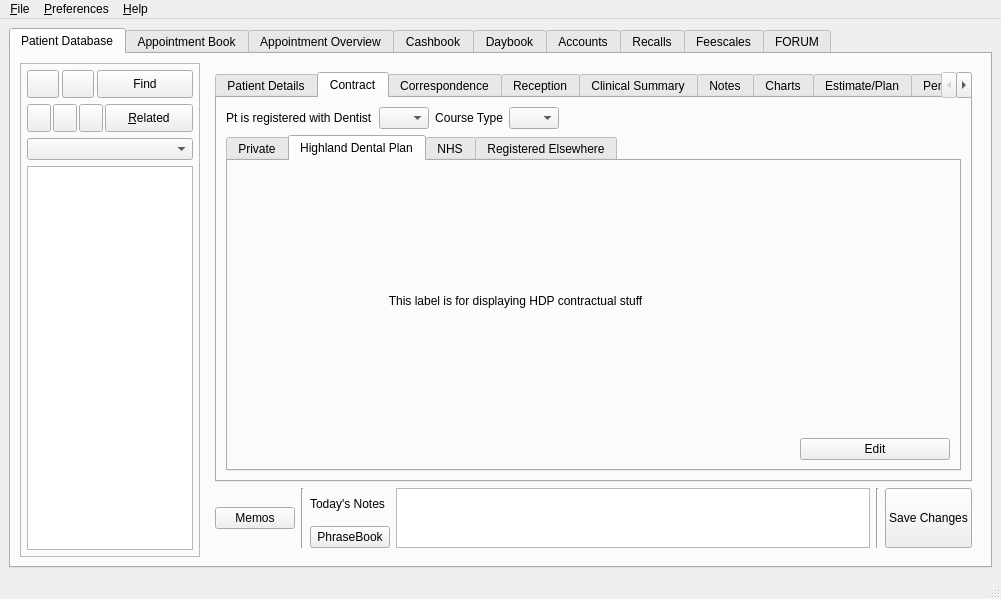
Qt form qt-designer/main.ui (rowinggolfer/openmolar1) before a commit.
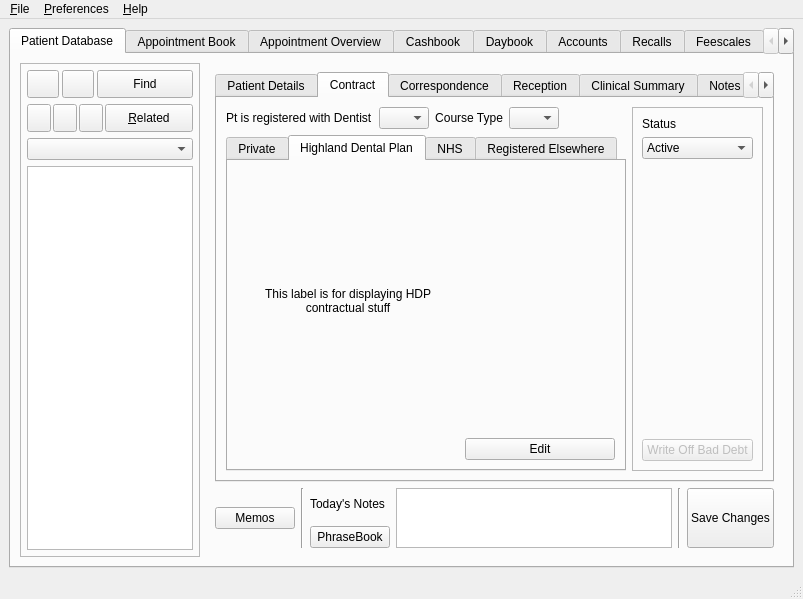
The same form after that commit. The open tabs and pages were chosen to show the change. Icons and pictures are not drawn.

Commit message: accounts - ability to move patients into bad debt

What changed in the file:
```diff
--- a/qt-designer/main.ui
+++ b/qt-designer/main.ui
@@ -6,7 +6,7 @@
    <rect>
     <x>0</x>
     <y>0</y>
-    <width>1001</width>
+    <width>803</width>
     <height>593</height>
    </rect>
   </property>
@@ -1353,20 +1353,7 @@
               <attribute name="title">
                <string>Contract</string>
               </attribute>
-              <layout class="QGridLayout" name="gridLayout_23">
-               <item row="0" column="4">
-                <spacer name="horizontalSpacer_5">
-                 <property name="orientation">
-                  <enum>Qt::Horizontal</enum>
-                 </property>
-                 <property name="sizeHint" stdset="0">
-                  <size>
-                   <width>368</width>
-                   <height>20</height>
-                  </size>
-                 </property>
-                </spacer>
-               </item>
+              <layout class="QGridLayout" name="gridLayout_13">
                <item row="0" column="0">
                 <widget class="QLabel" name="label_21">
                  <property name="text">
@@ -1404,6 +1391,90 @@
                  </property>
                 </widget>
                </item>
+               <item row="0" column="4">
+                <spacer name="horizontalSpacer_5">
+                 <property name="orientation">
+                  <enum>Qt::Horizontal</enum>
+                 </property>
+                 <property name="sizeHint" stdset="0">
+                  <size>
+                   <width>368</width>
+                   <height>20</height>
+                  </size>
+                 </property>
+                </spacer>
+               </item>
+               <item row="0" column="5" rowspan="2">
+                <widget class="QFrame" name="frame_19">
+                 <property name="frameShape">
+                  <enum>QFrame::StyledPanel</enum>
+                 </property>
+                 <property name="frameShadow">
+                  <enum>QFrame::Raised</enum>
+                 </property>
+                 <layout class="QVBoxLayout" name="verticalLayout_18">
+                  <item>
+                   <widget class="QLabel" name="label_40">
+                    <property name="text">
+                     <string>Status</string>
+                    </property>
+                   </widget>
+                  </item>
+                  <item>
+                   <widget class="QComboBox" name="status_comboBox">
+                    <item>
+                     <property name="text">
+                      <string>Active</string>
+                     </property>
+                    </item>
+                    <item>
+                     <property name="text">
+                      <string>Moved Away</string>
+                     </property>
+                    </item>
+                    <item>
+                     <property name="text">
+                      <string>Deceased</string>
+                     </property>
+                    </item>
+                    <item>
+                     <property name="text">
+                      <string>Bad Debt</string>
+                     </property>
+                    </item>
+                    <item>
+                     <property name="text">
+                      <string>No More Appts</string>
+                     </property>
+                    </item>
+                   </widget>
+                  </item>
+                  <item>
+                   <spacer name="verticalSpacer_12">
+                    <property name="orientation">
+                     <enum>Qt::Vertical</enum>
+                    </property>
+                    <property name="sizeHint" stdset="0">
+                     <size>
+                      <width>20</width>
+                      <height>242</height>
+                     </size>
+                    </property>
+                   </spacer>
+                  </item>
+                  <item>
+                   <widget class="QPushButton" name="badDebt_pushButton">
+                    <property name="enabled">
+                     <bool>false</bool>
+                    </property>
+                    <property name="text">
+                     <string>Write Off Bad Debt</string>
+                    </property>
+                   </widget>
+                  </item>
+                 </layout>
+                </widget>
+               </item>
                <item row="1" column="0" colspan="5">
                 <widget class="QTabWidget" name="contract_tabWidget">
                  <property name="currentIndex">
@@ -5470,7 +5541,7 @@
     <rect>
      <x>0</x>
      <y>0</y>
-     <width>1001</width>
+     <width>803</width>
      <height>23</height>
     </rect>
    </property>
```
Left out of the diff: 150 changed lines with no effect on the pictures. The commit also changes 6 other files.
